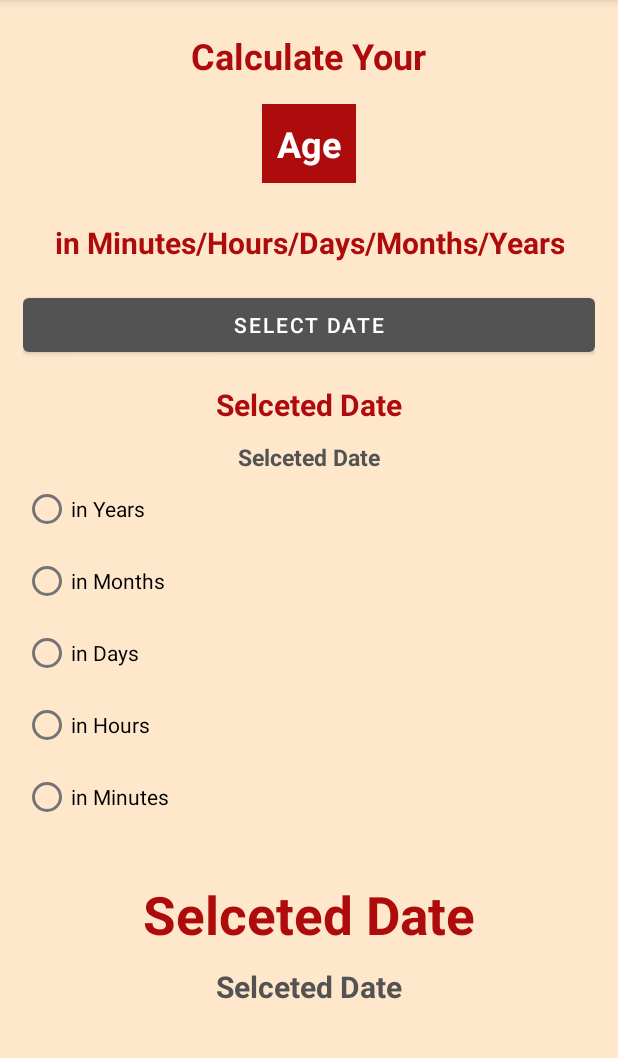
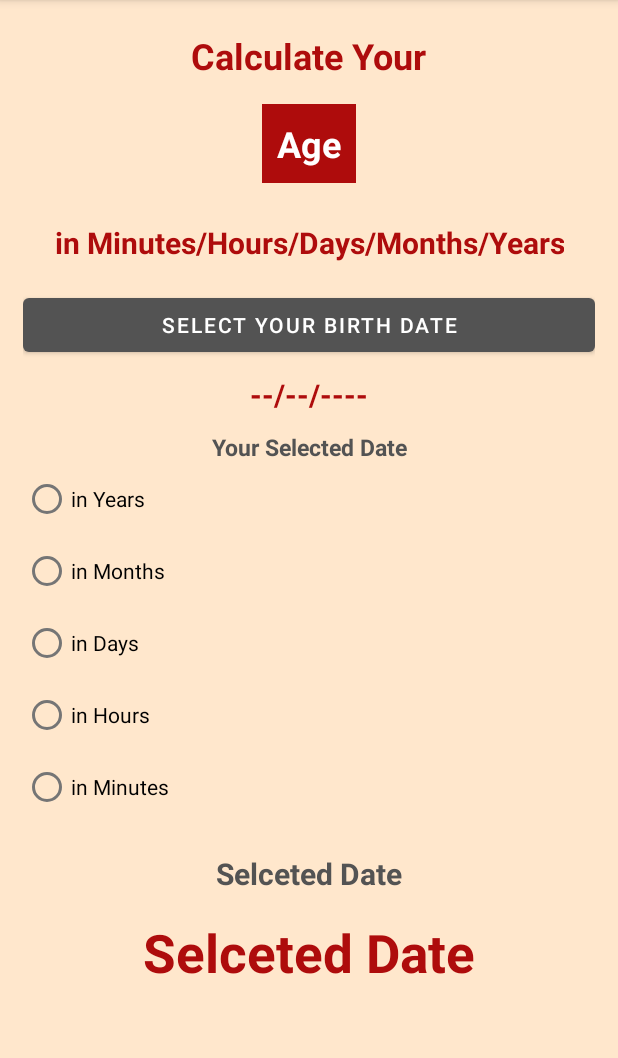
Before and after one commit to swoyam2609/App-Dev-Kotlin, an Android app: the screen it shows after launch (MainActivity), on a phone screen of 412 x 824 dp, the part 84-1142 px from its top. Run offline under Robolectric (Android 15) with nearby library versions, the phone set to English and light mode, and no system bars.

Commit message:
Afternoon Commit

```diff
--- a/Age-Calculator/app/src/main/res/layout/activity_main.xml
+++ b/Age-Calculator/app/src/main/res/layout/activity_main.xml
@@ -52,86 +52,88 @@
         android:layout_width="match_parent"
         android:layout_height="wrap_content"
         android:layout_marginTop="7dp"
-        android:text="Select Date" />
+        android:text="Select your Birth Date" />
 
     <TextView
+        android:id="@+id/selectedDateDisplay"
         android:layout_width="wrap_content"
         android:layout_height="wrap_content"
-        android:layout_marginTop="10dp"
+        android:layout_marginTop="3dp"
         android:textColor="#AE0C0C"
         android:padding="5dp"
         android:textSize="20sp"
         android:textStyle="bold"
-        android:text="Selceted Date"
+        android:text="--/--/----"
         android:textAlignment="center"
         />
 
     <TextView
+        android:id="@+id/showYourDate"
         android:layout_width="wrap_content"
         android:layout_height="wrap_content"
         android:layout_marginTop="5dp"
         android:textColor="@color/lightGrey"
         android:textSize="15sp"
         android:textStyle="bold"
-        android:text="Selceted Date"
+        android:text="Your Selected Date"
         android:textAlignment="center"
         />
 
+
     <RadioGroup
+        android:id="@+id/groupRadio"
         android:layout_width="match_parent"
-        android:layout_height="wrap_content"
-        >
+        android:layout_height="wrap_content" >
 
         <RadioButton
-            android:id="@+id/radioButton1"
-            android:layout_width="match_parent"
+            android:id="@+id/radioButtonYear"
+            android:layout_width="wrap_content"
             android:layout_height="wrap_content"
-            android:padding="0dp"
-            android:layout_margin="0dp"
             android:text="in Years" />
+
         <RadioButton
-            android:id="@+id/radioButton2"
-            android:layout_width="match_parent"
+            android:id="@+id/radioButtonMonth"
+            android:layout_width="wrap_content"
             android:layout_height="wrap_content"
             android:text="in Months" />
+
         <RadioButton
-            android:id="@+id/radioButton3"
+            android:id="@+id/radioButtonDay"
             android:layout_width="match_parent"
             android:layout_height="wrap_content"
             android:text="in Days" />
+
         <RadioButton
-            android:id="@+id/radioButton4"
+            android:id="@+id/radioButtonHour"
             android:layout_width="match_parent"
             android:layout_height="wrap_content"
             android:text="in Hours" />
+
         <RadioButton
-            android:id="@+id/radioButton5"
+            android:id="@+id/radioButtonMinute"
             android:layout_width="match_parent"
             android:layout_height="wrap_content"
             android:text="in Minutes" />
-
     </RadioGroup>
 
     <TextView
         android:layout_width="wrap_content"
         android:layout_height="wrap_content"
-        android:layout_marginTop="25dp"
-        android:textColor="#AE0C0C"
-        android:padding="5dp"
-        android:textSize="35sp"
-        android:textStyle="bold"
+        android:layout_marginTop="20dp"
         android:text="Selceted Date"
         android:textAlignment="center"
-        />
+        android:textColor="@color/lightGrey"
+        android:textSize="20sp"
+        android:textStyle="bold" />
 
     <TextView
         android:layout_width="wrap_content"
         android:layout_height="wrap_content"
-        android:layout_marginTop="5dp"
-        android:textColor="@color/lightGrey"
-        android:textSize="20sp"
-        android:textStyle="bold"
+        android:layout_marginTop="10dp"
+        android:padding="5dp"
         android:text="Selceted Date"
         android:textAlignment="center"
-        />
+        android:textColor="#AE0C0C"
+        android:textSize="35sp"
+        android:textStyle="bold" />
 </LinearLayout>
```
Also changed, not shown: Age-Calculator/app/src/main/java/com/example/agecalculator/MainActivity.kt (+42 -1 lines), Age-Calculator/app/src/main/res/layout/dropdown_menu.xml (added, +10 -0 lines), Age-Calculator/app/src/main/res/values/strings.xml (+9 -0 lines).
